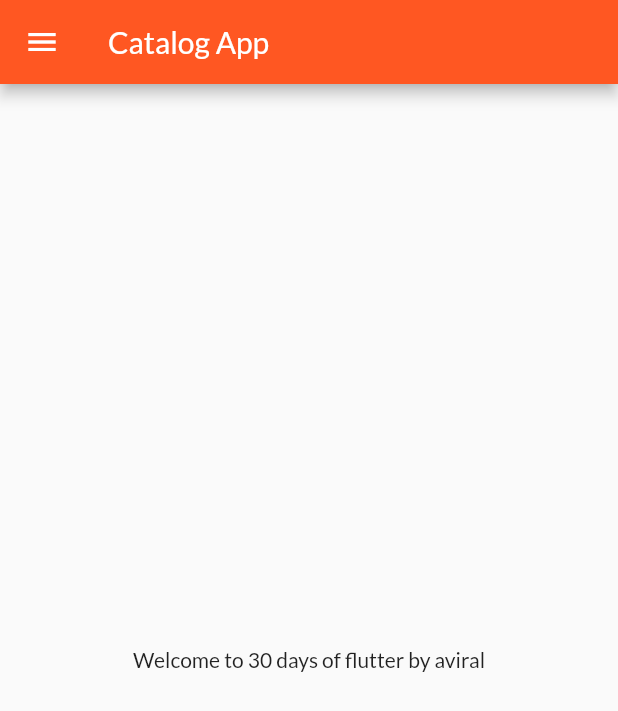
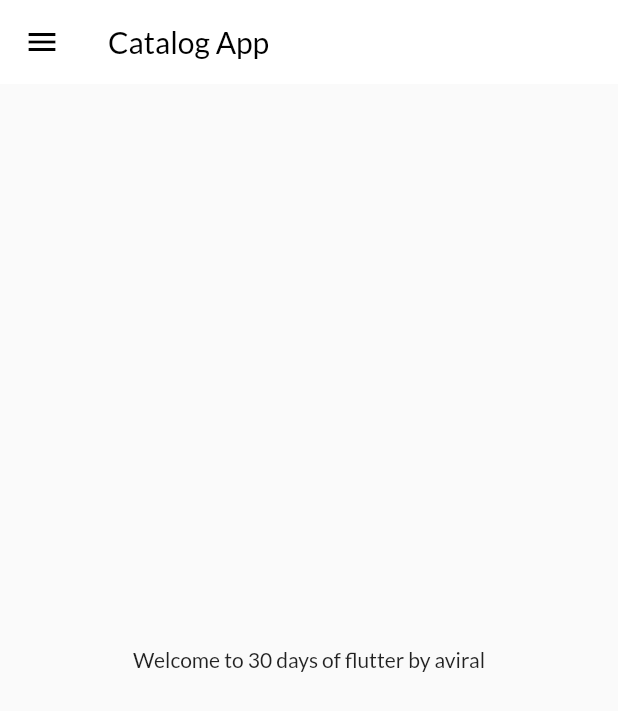
Before and after one commit to avi5079/30DaysOfFlutter, a Flutter app: the screen it shows after launch, on a phone screen of 412 x 824 dp. Shown: the top 711 px of the screen. Run offline on Flutter 3.47's test engine with Material 2 defaults, Android fonts, the phone set to English and light mode, and no system bars; our stand-ins replace google_fonts.

Commit message:
themes extracted

```diff
--- a/lib/main.dart
+++ b/lib/main.dart
@@ -1,6 +1,6 @@
 import 'package:flutter/material.dart';
 import 'package:flutter_catalog/utils/routes.dart';
-import 'package:google_fonts/google_fonts.dart';
+import 'package:flutter_catalog/widgets/themes.dart';
 import 'package:flutter_catalog/pages/login_page.dart';
 import 'pages/home_page.dart';
 
@@ -17,14 +17,8 @@ class MyApp extends StatelessWidget {
       // home: const HomePage(),
       debugShowCheckedModeBanner: false,
       themeMode: ThemeMode.light,
-      theme: ThemeData(
-          primaryColor: Colors.deepPurple,
-          primarySwatch: Colors.deepOrange,
-          fontFamily: GoogleFonts.lato().fontFamily,
-          primaryTextTheme: GoogleFonts.latoTextTheme()),
-      darkTheme: ThemeData(
-        brightness: Brightness.dark,
-      ),
+      theme: MyTheme.lightTheme(context),
+      darkTheme: MyTheme.darkTheme(context),
       initialRoute: MyRoutes.homeRoute,
       routes: {
         "/": (context) => const LoginPage(),
--- a/lib/pages/home_page.dart
+++ b/lib/pages/home_page.dart
@@ -11,7 +11,13 @@ class HomePage extends StatelessWidget {
   Widget build(BuildContext context) {
     return Scaffold(
       appBar: AppBar(
-        title: const Text("Catalog App"),
+        // backgroundColor: Colors.white,
+        // elevation: 0.0,
+        // iconTheme: const IconThemeData(color: Colors.black),
+        title: const Text(
+          "Catalog App",
+          style: TextStyle(color: Colors.black),
+        ),
       ),
       body: Center(
         child: Text("Welcome to $days days of flutter by $name"),
--- /dev/null
+++ b/lib/widgets/themes.dart
@@ -0,0 +1,18 @@
+import 'package:flutter/material.dart';
+import 'package:google_fonts/google_fonts.dart';
+
+class MyTheme {
+  static ThemeData lightTheme(BuildContext context) => ThemeData(
+      primaryColor: Colors.deepPurple,
+      primarySwatch: Colors.deepOrange,
+      fontFamily: GoogleFonts.lato().fontFamily,
+      primaryTextTheme: GoogleFonts.latoTextTheme(),
+      appBarTheme: const AppBarTheme(
+        color: Colors.white,
+        elevation: 0.0,
+        iconTheme: IconThemeData(color: Colors.black),
+      ));
+
+  static ThemeData darkTheme(BuildContext context) =>
+      ThemeData(brightness: Brightness.dark);
+}
```
